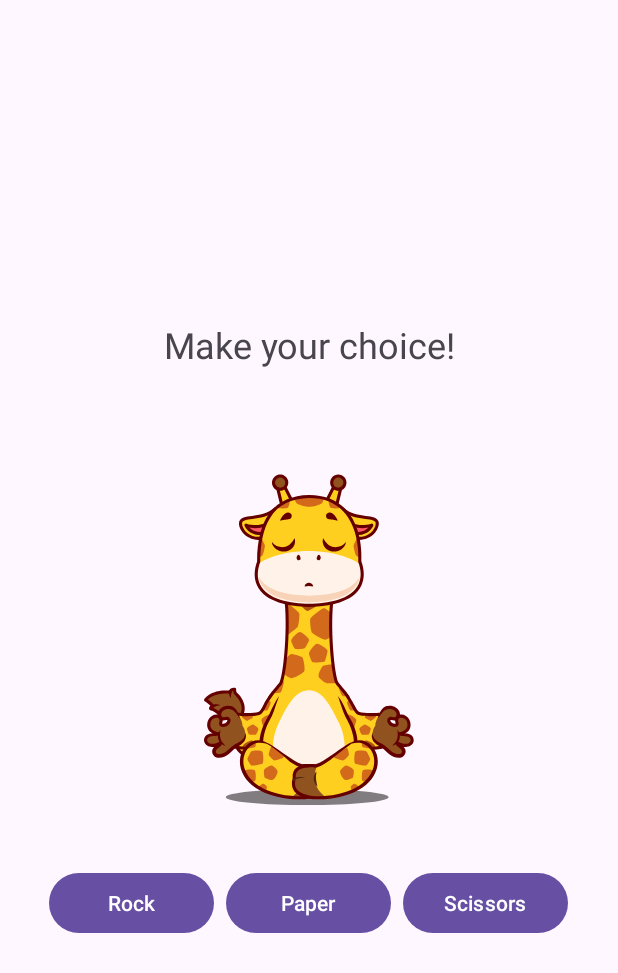
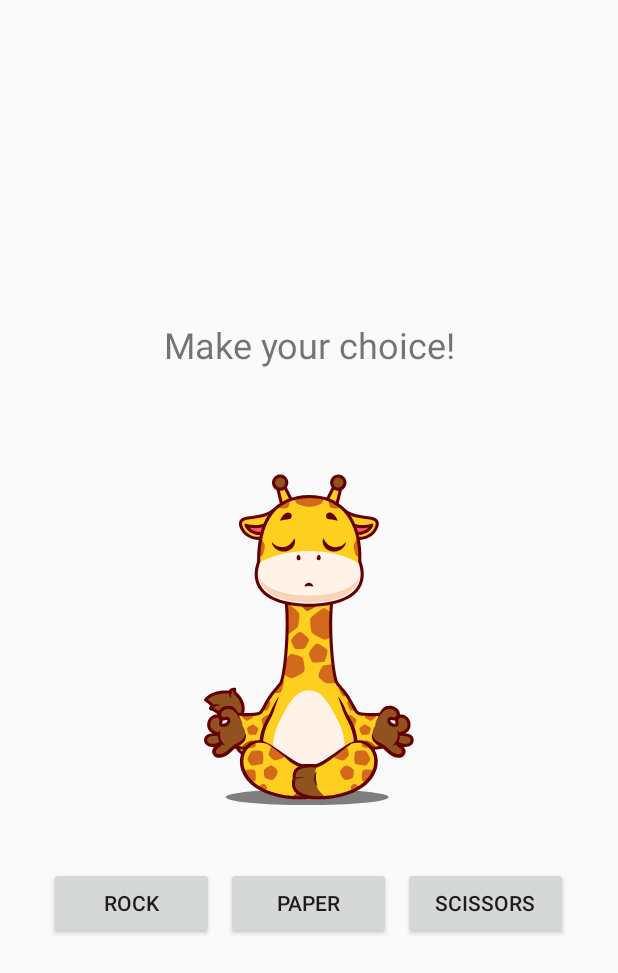
Before and after one commit to k-aghakhani/RockPaperScissors, an Android app: the screen it shows after launch (MainActivity), on a phone screen of 412 x 824 dp. Shown: the top 973 px of the screen. Run offline under Robolectric (Android 15) with nearby library versions, the light colour scheme and no system bars.

Commit message:
btn new style

```diff
--- a/app/src/main/res/values/themes.xml
+++ b/app/src/main/res/values/themes.xml
@@ -1,6 +1,6 @@
 <resources xmlns:tools="http://schemas.android.com/tools">
     <!-- Base application theme. -->
-    <style name="Base.Theme.RockPaperScissors" parent="Theme.Material3.DayNight.NoActionBar">
+    <style name="Base.Theme.RockPaperScissors" parent="Theme.AppCompat.DayNight.NoActionBar">
         <!-- Customize your light theme here. -->
         <!-- <item name="colorPrimary">@color/my_light_primary</item> -->
     </style>
```
